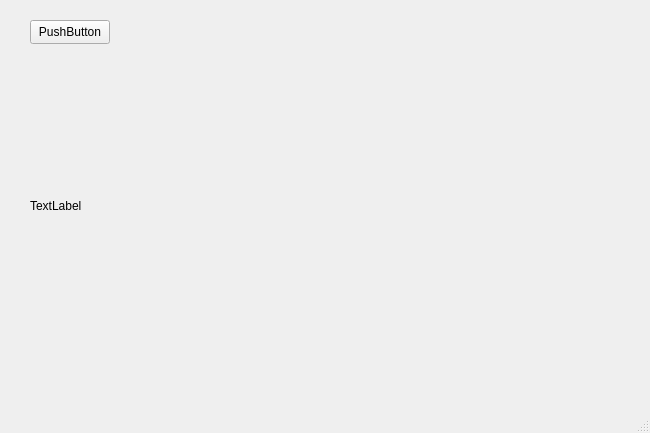
Old version of the form Project/myui.ui in the repository WesleyCh3n/Img-Processing.
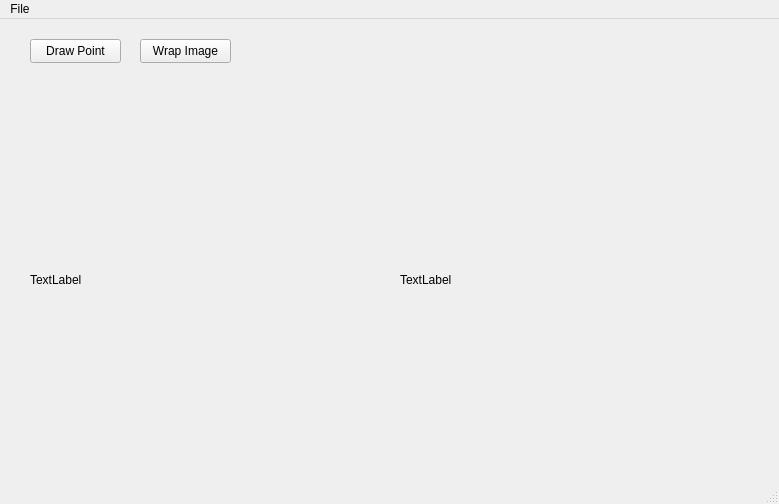
New version of the form.

```diff
--- a/Project/myui.ui
+++ b/Project/myui.ui
@@ -6,8 +6,8 @@
    <rect>
     <x>0</x>
     <y>0</y>
-    <width>650</width>
-    <height>433</height>
+    <width>779</width>
+    <height>504</height>
    </rect>
   </property>
   <property name="windowTitle">
@@ -19,12 +19,12 @@
      <rect>
       <x>30</x>
       <y>20</y>
-      <width>80</width>
+      <width>91</width>
       <height>24</height>
      </rect>
     </property>
     <property name="text">
-     <string>PushButton</string>
+     <string>Draw Point</string>
     </property>
    </widget>
    <widget class="QLabel" name="label">
@@ -32,8 +32,34 @@
      <rect>
       <x>30</x>
       <y>60</y>
-      <width>301</width>
-      <height>291</height>
+      <width>351</width>
+      <height>401</height>
+     </rect>
+    </property>
+    <property name="text">
+     <string>TextLabel</string>
+    </property>
+   </widget>
+   <widget class="QPushButton" name="wrapPb">
+    <property name="geometry">
+     <rect>
+      <x>140</x>
+      <y>20</y>
+      <width>91</width>
+      <height>24</height>
+     </rect>
+    </property>
+    <property name="text">
+     <string>Wrap Image</string>
+    </property>
+   </widget>
+   <widget class="QLabel" name="outputLb">
+    <property name="geometry">
+     <rect>
+      <x>400</x>
+      <y>60</y>
+      <width>351</width>
+      <height>401</height>
      </rect>
     </property>
     <property name="text">
@@ -46,10 +72,17 @@
     <rect>
      <x>0</x>
      <y>0</y>
-     <width>650</width>
+     <width>779</width>
      <height>22</height>
     </rect>
    </property>
+   <widget class="QMenu" name="menuFile">
+    <property name="title">
+     <string>File</string>
+    </property>
+    <addaction name="actionOpen_Image"/>
+   </widget>
+   <addaction name="menuFile"/>
   </widget>
   <widget class="QStatusBar" name="statusbar"/>
  </widget>
```
Left out of the diff: 9 changed lines with no effect on the pictures.
